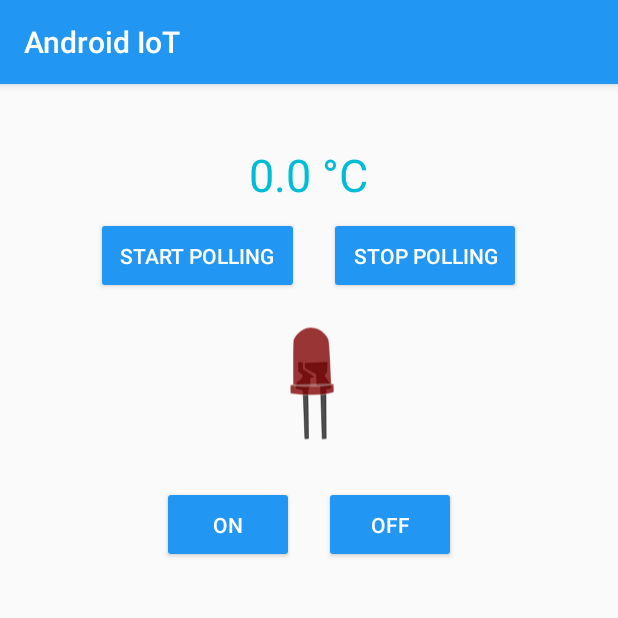
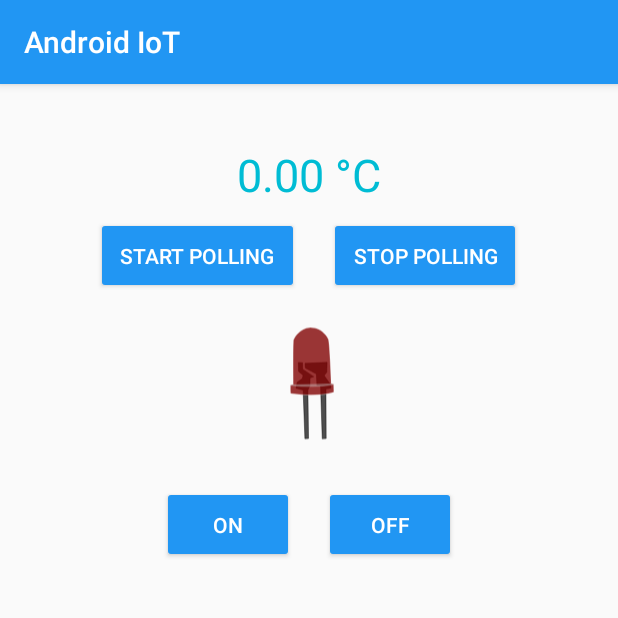
Before and after one commit to Alrem/dataart-iot-workshop, an Android app: the screen it shows after launch (MainActivity), on a phone screen of 412 x 824 dp, the top half of it. Run offline under Robolectric (Android 15) with nearby library versions, the phone set to English and light mode, and no system bars; our stand-ins replace RxJava, Timber; libraries missing offline, so code that uses them is left out: com.github.devicehive.client; 2 statements that could not run were skipped.

Commit message:
Updated default value; Added LiveData clear;

```diff
--- a/app/src/main/java/com/dataart/workshop/iot/androidiot/DeviceViewModel.java
+++ b/app/src/main/java/com/dataart/workshop/iot/androidiot/DeviceViewModel.java
@@ -81,6 +81,7 @@ public class DeviceViewModel extends ViewModel {
 
 
     public void stopPolling(LifecycleOwner owner) {
+        temperature.setValue(0f);
         temperature.removeObservers(owner);
         pollingRepeat = true;
     }
--- a/app/src/main/res/values/strings.xml
+++ b/app/src/main/res/values/strings.xml
@@ -3,7 +3,7 @@
     <!--TODO Enter device id-->
     <string name="deviceId"></string>
     <string name="temperature_format">%.02f °C</string>
-    <string name="temperature_default_value" formatted="false">0.0 °C</string>
+    <string name="temperature_default_value" formatted="false">0.00 °C</string>
     <!--TODO Enter server url-->
     <string name="server_url"></string>
     <!--TODO Enter refresh token-->
```
